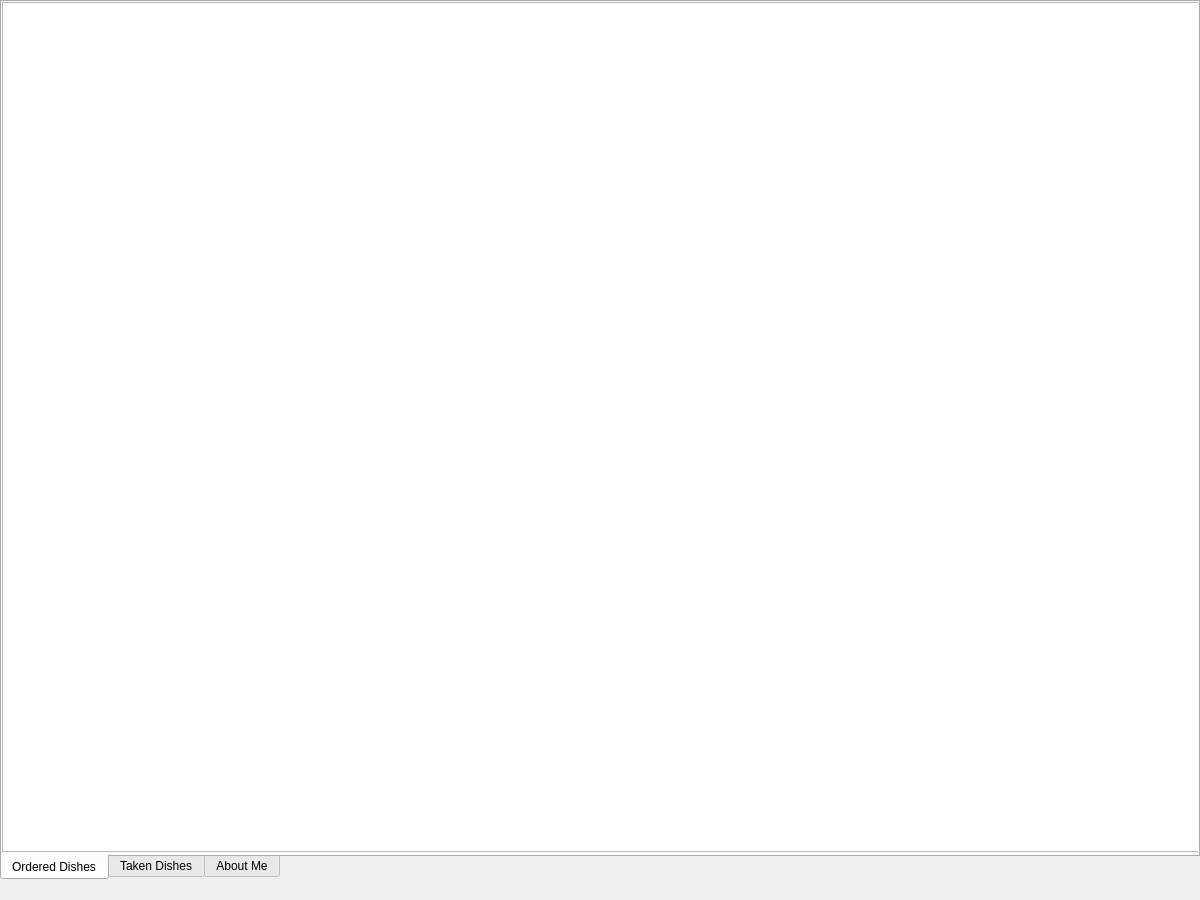
The window that chefwindow.ui (zrd96/restaurant) describes before a commit, drawn with Qt 5.
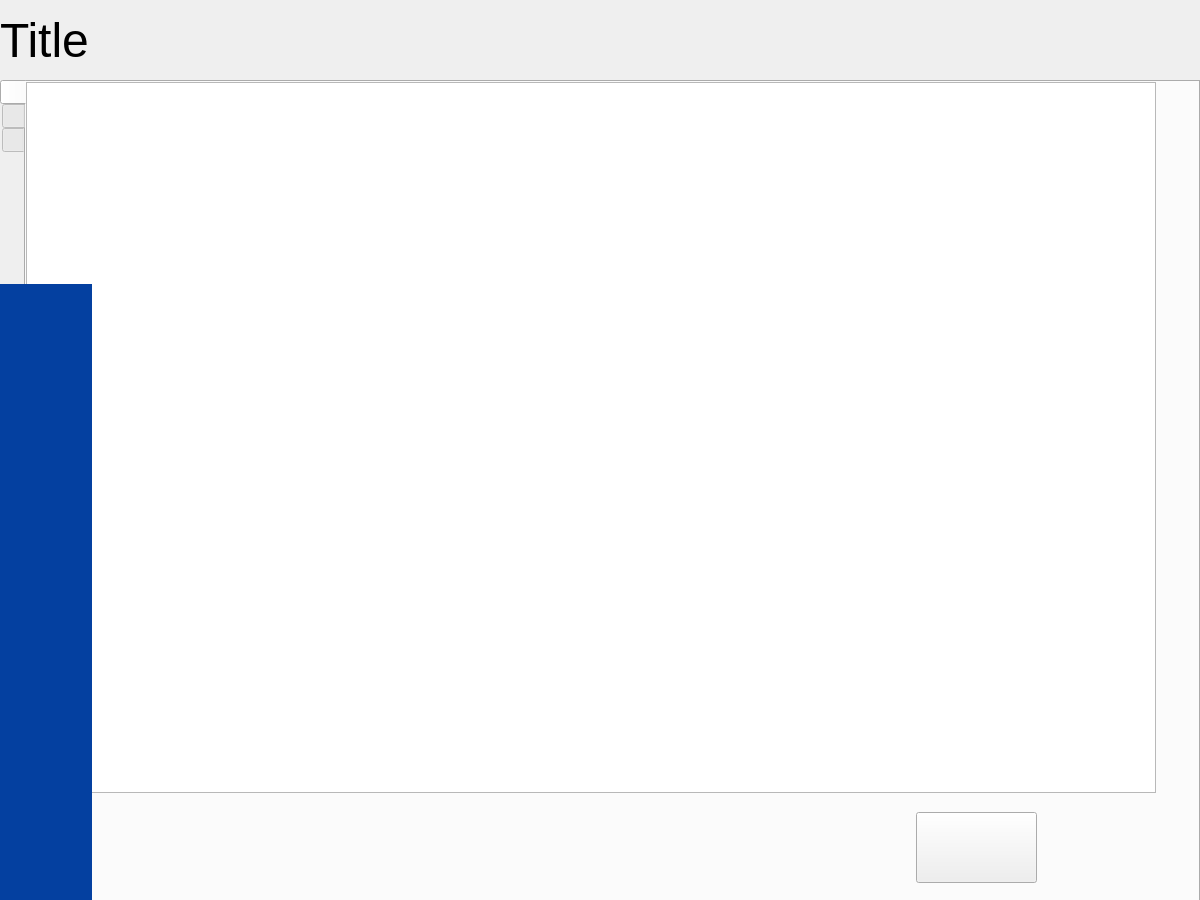
The same window after the commit. Icons and pictures are not drawn.

```diff
--- a/chefwindow.ui
+++ b/chefwindow.ui
@@ -18,28 +18,34 @@
     <property name="geometry">
      <rect>
       <x>0</x>
-      <y>0</y>
+      <y>80</y>
       <width>1200</width>
-      <height>880</height>
+      <height>901</height>
      </rect>
     </property>
     <property name="tabPosition">
-     <enum>QTabWidget::South</enum>
+     <enum>QTabWidget::West</enum>
     </property>
     <property name="currentIndex">
      <number>0</number>
     </property>
+    <property name="iconSize">
+     <size>
+      <width>40</width>
+      <height>80</height>
+     </size>
+    </property>
     <widget class="QWidget" name="orderedDishTab">
      <attribute name="title">
-      <string>Ordered Dishes</string>
+      <string/>
      </attribute>
      <widget class="QTableWidget" name="orderedDishList">
       <property name="geometry">
        <rect>
         <x>0</x>
         <y>0</y>
-        <width>1200</width>
-        <height>850</height>
+        <width>1130</width>
+        <height>711</height>
        </rect>
       </property>
       <property name="horizontalScrollBarPolicy">
@@ -80,10 +86,33 @@
       </attribute>
       <column/>
      </widget>
+     <widget class="QPushButton" name="pushButton">
+      <property name="geometry">
+       <rect>
+        <x>890</x>
+        <y>730</y>
+        <width>121</width>
+        <height>71</height>
+       </rect>
+      </property>
+      <property name="text">
+       <string/>
+      </property>
+      <property name="icon">
+       <iconset resource="res.qrc">
+        <normaloff>:/res/img/img/refresh.png</normaloff>:/res/img/img/refresh.png</iconset>
+      </property>
+      <property name="iconSize">
+       <size>
+        <width>40</width>
+        <height>40</height>
+       </size>
+      </property>
+     </widget>
     </widget>
     <widget class="QWidget" name="takenDishTab">
      <attribute name="title">
-      <string>Taken Dishes</string>
+      <string/>
      </attribute>
      <widget class="QTableWidget" name="takenDishList">
       <property name="geometry">
@@ -135,20 +164,49 @@
     </widget>
     <widget class="QWidget" name="selfTab">
      <attribute name="title">
-      <string>About Me</string>
+      <string/>
      </attribute>
     </widget>
    </widget>
-  </widget>
-  <widget class="QMenuBar" name="menubar">
-   <property name="geometry">
-    <rect>
-     <x>0</x>
-     <y>0</y>
-     <width>1200</width>
-     <height>23</height>
-    </rect>
-   </property>
+   <widget class="QLabel" name="label_5">
+    <property name="geometry">
+     <rect>
+      <x>0</x>
+      <y>284</y>
+      <width>92</width>
+      <height>630</height>
+     </rect>
+    </property>
+    <property name="styleSheet">
+     <string notr="true">background-color: #0440a0;</string>
+    </property>
+    <property name="text">
+     <string/>
+    </property>
+   </widget>
+   <widget class="QLabel" name="title">
+    <property name="geometry">
+     <rect>
+      <x>0</x>
+      <y>0</y>
+      <width>1201</width>
+      <height>80</height>
+     </rect>
+    </property>
+    <property name="font">
+     <font>
+      <pointsize>36</pointsize>
+      <weight>50</weight>
+      <bold>false</bold>
+     </font>
+    </property>
+    <property name="styleSheet">
+     <string notr="true"/>
+    </property>
+    <property name="text">
+     <string>Title</string>
+    </property>
+   </widget>
   </widget>
  </widget>
  <resources/>
```
Left out of the diff: 43 changed lines with no effect on the pictures.
